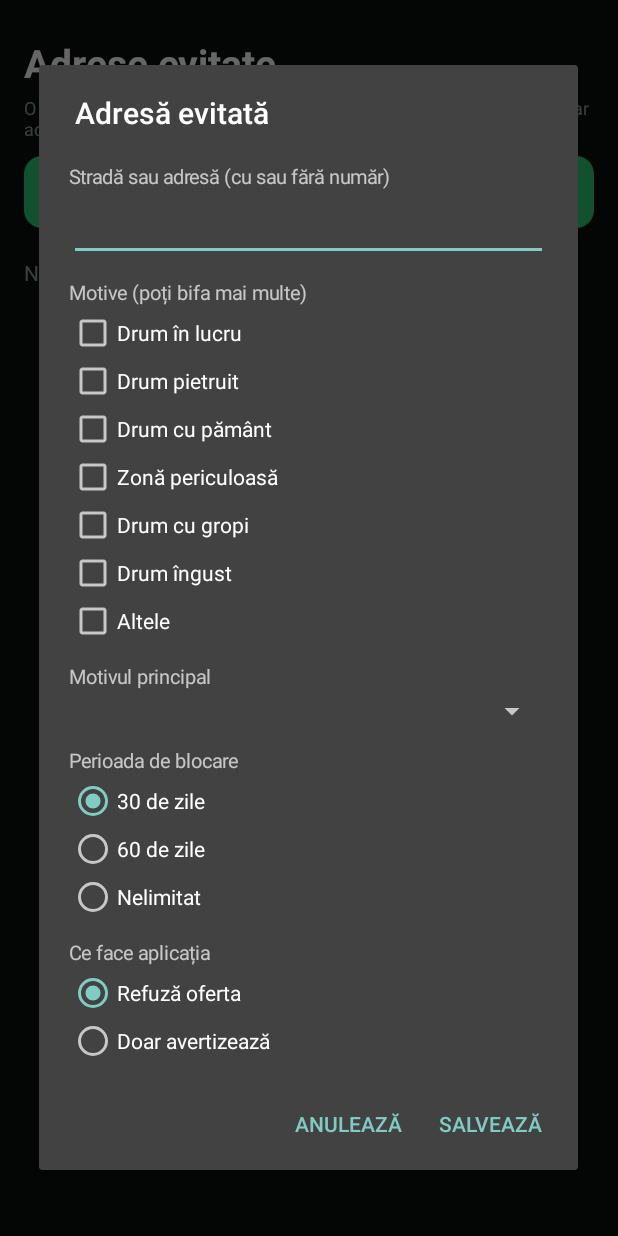
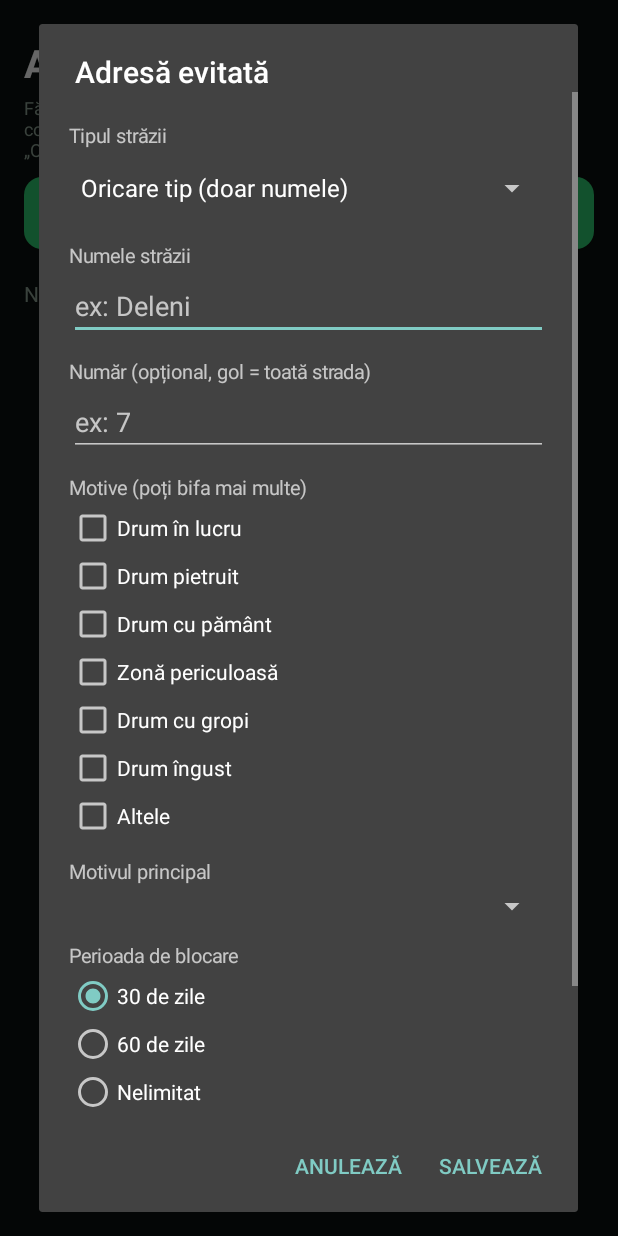
Before and after one commit to calinraresstefan007/boltcalc, an Android app: the BlocateActivity screen opened directly, with no data from a screen before it, after a tap on "+ Adaugă adresă", on a phone screen of 412 x 824 dp. Run offline under Robolectric (Android 15) with nearby library versions, the phone set to English and light mode, and no system bars.

Commit message:
Update from boltcalc (2).zip - version 81.0

```diff
--- a/app/src/main/java/ro/marius/boltcalc/Analyzer.kt
+++ b/app/src/main/java/ro/marius/boltcalc/Analyzer.kt
@@ -122,8 +122,8 @@ object Analyzer {
 
     // Potrivire pe cuvinte întregi: "Strada Deleni 7" nu prinde "Strada Deleni 70".
     private fun potriviri(text: String, lista: List<Blocat>): List<Blocat> {
-        val hay = " " + norm(text) + " "
-        return lista.filter { val t = norm(it.text); t.length >= 3 && hay.contains(" $t ") }
+        val hay = " " + Adresa.norm(text) + " "
+        return lista.filter { val t = Adresa.norm(it.text); t.length >= 3 && hay.contains(" $t ") }
     }
 
     // Ecran Bolt (RO): "40,84 lei (NET, taxe incluse)", "+19,64 lei inclus", "5 min • 1.6 km", "Ioana • 5.0 ★"
--- a/app/src/main/java/ro/marius/boltcalc/BlocDialog.kt
+++ b/app/src/main/java/ro/marius/boltcalc/BlocDialog.kt
@@ -29,9 +29,18 @@ object BlocDialog {
         val col = LinearLayout(a).apply { orientation = LinearLayout.VERTICAL; setPadding(dp(20), dp(8), dp(20), dp(8)) }
         fun label(t: String) = col.addView(TextView(a).apply { text = t; textSize = 13f; setPadding(0, dp(12), 0, dp(2)) })
 
-        label("Stradă sau adresă (cu sau fără număr)")
-        val adr = EditText(a).apply { setText(init?.text ?: textInitial) }
-        col.addView(adr)
+        val (tip0, nume0, nr0) = Adresa.imparte(init?.text ?: textInitial)
+        label("Tipul străzii")
+        val spTip = Spinner(a)
+        spTip.adapter = ArrayAdapter(a, android.R.layout.simple_spinner_dropdown_item, Adresa.TIPURI.map { it.second })
+        spTip.setSelection(Adresa.TIPURI.indexOfFirst { it.first == tip0 }.coerceAtLeast(0))
+        col.addView(spTip)
+        label("Numele străzii")
+        val nume = EditText(a).apply { setText(nume0); hint = "ex: Deleni" }
+        col.addView(nume)
+        label("Număr (opțional, gol = toată strada)")
+        val nr = EditText(a).apply { setText(nr0); hint = "ex: 7" }
+        col.addView(nr)
 
         label("Motive (poți bifa mai multe)")
         val checks = LinkedHashMap<String, CheckBox>()
@@ -100,10 +109,10 @@ object BlocDialog {
         dlg.show()
 
         dlg.getButton(AlertDialog.BUTTON_POSITIVE).setOnClickListener {
-            val t = adr.text.toString().trim()
+            val t = Adresa.compune(Adresa.TIPURI[spTip.selectedItemPosition].first, nume.text.toString(), nr.text.toString())
             val motive = checks.filter { it.value.isChecked }.keys.toList()
             when {
-                t.length < 3 -> Toast.makeText(a, "Adresa e prea scurtă", Toast.LENGTH_SHORT).show()
+                nume.text.toString().trim().length < 2 -> Toast.makeText(a, "Scrie numele străzii", Toast.LENGTH_SHORT).show()
                 motive.isEmpty() -> Toast.makeText(a, "Bifează cel puțin un motiv", Toast.LENGTH_SHORT).show()
                 else -> {
                     val zile = perIds[rgPer.checkedRadioButtonId] ?: 30
--- a/app/src/main/java/ro/marius/boltcalc/Blocate.kt
+++ b/app/src/main/java/ro/marius/boltcalc/Blocate.kt
@@ -49,6 +49,79 @@ data class Blocat(
 
     companion object {
         fun dataScurta(t: Long): String = SimpleDateFormat("d MMM", Locale("ro")).format(Date(t))
+    }
+}
+
+object Adresa {
+    val TIPURI = listOf(
+        "" to "Oricare tip (doar numele)",
+        "strada" to "Strada",
+        "intrarea" to "Intrarea",
+        "aleea" to "Aleea",
+        "pasajul" to "Pasajul",
+        "bulevardul" to "Bulevardul",
+        "calea" to "Calea",
+        "soseaua" to "Șoseaua"
+    )
+
+    // Abrevieri frecvente, aduse la forma întreagă. "B-dul" și "B - dul" ajung "b dul" după normalizare.
+    private val ABR = mapOf(
+        "str" to "strada", "intr" to "intrarea", "psj" to "pasajul", "pasaj" to "pasajul",
+        "bd" to "bulevardul", "bdul" to "bulevardul", "bulevard" to "bulevardul",
+        "sos" to "soseaua", "sosea" to "soseaua"
+    )
+
+    /** Text normalizat pentru potrivire: fără diacritice, majuscule sau semne, cu tipul străzii adus la forma întreagă. */
+    fun norm(s: String): String {
+        val tok = Analyzer.norm(s).split(' ').filter { it.isNotEmpty() }
+        val out = ArrayList<String>()
+        var i = 0
+        while (i < tok.size) {
+            if (tok[i] == "b" && i + 1 < tok.size && tok[i + 1] == "dul") {
+                out.add("bulevardul"); i += 2
+            } else {
+                out.add(ABR[tok[i]] ?: tok[i]); i++
+            }
+        }
+        return out.joinToString(" ")
+    }
+
+    // Tipul de la începutul adresei, în orice formă: Str., Strada, Intr., Bd., B-dul, B - dul, Șoseaua...
+    private val TIP_RE = Regex(
+        "^\\s*(b\\s*[-.]?\\s*dul|bdul|bd|bulevardul|bulevard|strada|str|intrarea|intr|aleea|pasajul|pasaj|psj|calea|soseaua|sosea|sos)\\.?(?:[\\s\\-]+|$)",
+        RegexOption.IGNORE_CASE
+    )
+
+    private fun canon(t: String): String = when (Analyzer.norm(t).replace(" ", "")) {
+        "bdul", "bd", "bulevardul", "bulevard" -> "bulevardul"
+        "str", "strada" -> "strada"
+        "intr", "intrarea" -> "intrarea"
+        "aleea" -> "aleea"
+        "pasajul", "pasaj", "psj" -> "pasajul"
+        "calea" -> "calea"
+        "sos", "soseaua", "sosea" -> "soseaua"
+        else -> ""
+    }
+
+    /** Împarte "B-dul Unirii 5" în (tip, nume, număr). Tipul e recunoscut automat. */
+    fun imparte(text: String): Triple<String, String, String> {
+        var rest = text.trim()
+        var tip = ""
+        val plain = java.text.Normalizer.normalize(rest, java.text.Normalizer.Form.NFD).replace(Regex("\\p{M}+"), "")
+        val m = TIP_RE.find(plain)
+        if (m != null) {
+            tip = canon(m.groupValues[1])
+            rest = if (plain.length == rest.length) rest.substring(m.value.length) else plain.substring(m.value.length)
+        }
+        val tok = rest.trim().split(Regex("\\s+")).filter { it.isNotEmpty() }.toMutableList()
+        var nr = ""
+        if (tok.size > 1 && Regex("^\\d+[A-Za-z]?$").matches(tok.last())) nr = tok.removeAt(tok.size - 1)
+        return Triple(tip, tok.joinToString(" "), nr)
+    }
+
+    fun compune(tip: String, nume: String, nr: String): String {
+        val et = TIPURI.firstOrNull { it.first == tip }?.second ?: ""
+        return listOf(if (tip.isEmpty()) "" else et, nume.trim(), nr.trim()).filter { it.isNotEmpty() }.joinToString(" ")
     }
 }
 
--- a/app/src/main/java/ro/marius/boltcalc/BlocateActivity.kt
+++ b/app/src/main/java/ro/marius/boltcalc/BlocateActivity.kt
@@ -35,7 +35,7 @@ class BlocateActivity : Activity() {
             text = "Adrese evitate"; textSize = 26f; typeface = Typeface.DEFAULT_BOLD; setTextColor(Color.WHITE)
         })
         page.addView(TextView(this).apply {
-            text = "O adresă fără număr blochează toată strada. Cu număr, blochează doar acel număr."
+            text = "Fără număr blochezi toată strada, cu număr doar acel număr. Tipul contează: Strada Deleni și Aleea Deleni sunt străzi diferite. Alege „Oricare tip” ca să le blochezi pe amândouă."
             textSize = 12f; setTextColor(MUTED); setPadding(0, dp(4), 0, dp(10))
         })
         page.addView(Button(this).apply {
```
Also changed, not shown: app/build.gradle.kts (+2 -22 lines), 1 other file.
